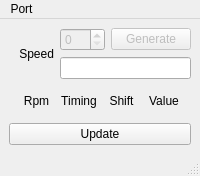
Old version of the form ignitor.ui in the repository asmaslov/ignitor.
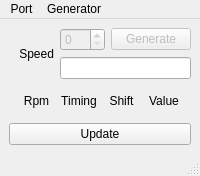
New version of the form. Icons and pictures are not drawn.

Commit message: Generator template

The edit to the form file:
```diff
--- a/ignitor.ui
+++ b/ignitor.ui
@@ -120,10 +120,14 @@
     <property name="title">
      <string>Port</string>
     </property>
-    <addaction name="actionExit"/>
-    <addaction name="separator"/>
+   </widget>
+   <widget class="QMenu" name="menuGenerator">
+    <property name="title">
+     <string>Generator</string>
+    </property>
    </widget>
    <addaction name="menuPort"/>
+   <addaction name="menuGenerator"/>
   </widget>
   <widget class="QStatusBar" name="statusbar"/>
   <action name="actionExit">
```
Left out of the diff: 8 changed lines with no effect on the pictures. The commit also changes 1 other file.
